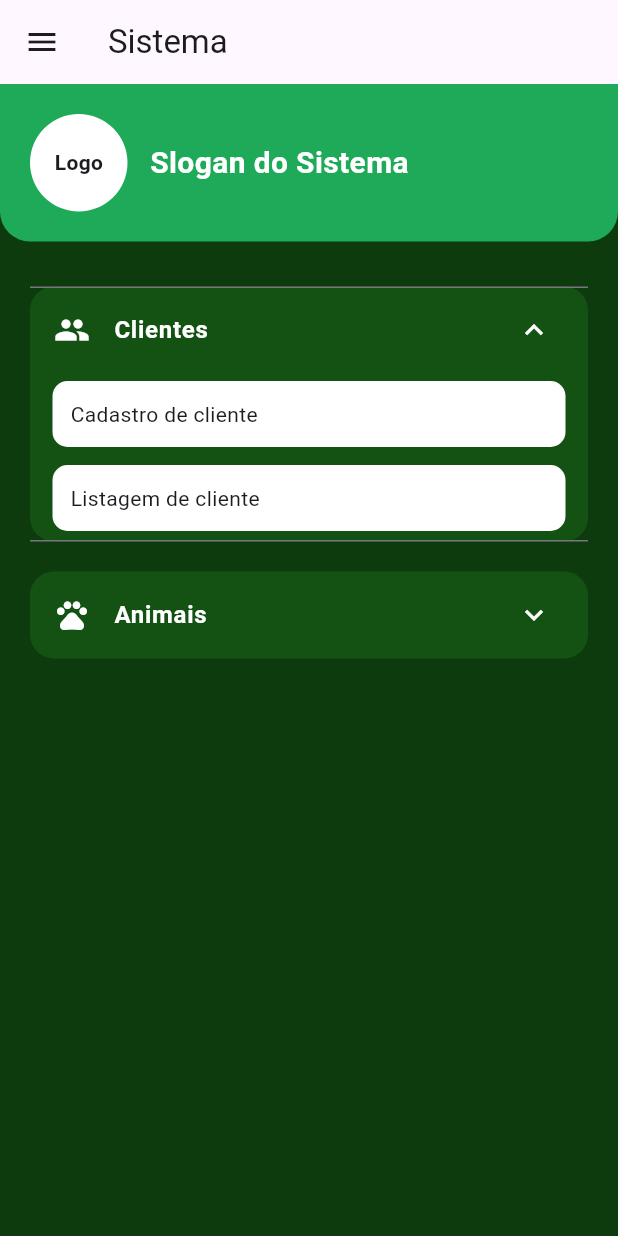
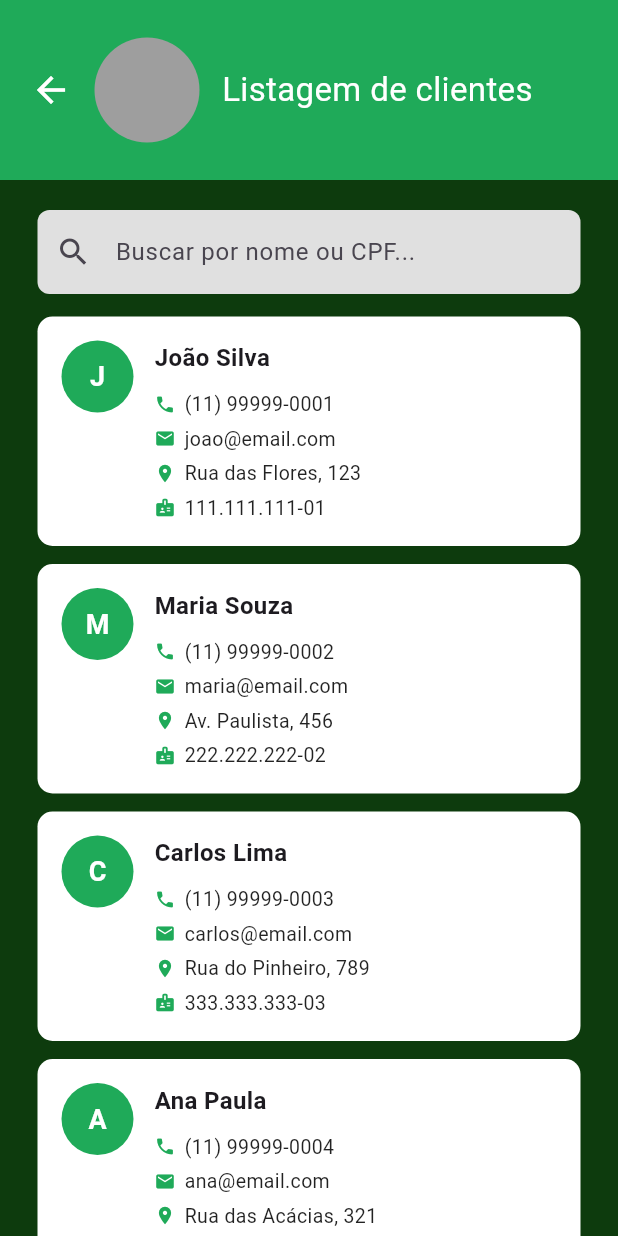
Before and after one commit to Muniz-Fer314159/CAC_Vet, a Flutter app: the HomePage widget shown alone on an empty page, opened directly, after a tap on "Clientes", after a tap on "Listagem de cliente", on a phone screen of 412 x 824 dp. Run offline on Flutter 3.47's test engine with Material 3 defaults, Android fonts, the phone set to English and light mode, and no system bars.

Commit message:
feat: adiciona telas de listagem de clientes e animais

```diff
--- a/lib/screens/home_page.dart
+++ b/lib/screens/home_page.dart
@@ -1,3 +1,5 @@
+import 'listagem_cli_page.dart';
+import 'listagem_ani_page.dart';
 import 'package:anchieta_flutter_todo/screens/cadastro_ani_page.dart';
 import 'package:anchieta_flutter_todo/screens/cadastro_cli_page.dart';
 import 'package:flutter/material.dart';
@@ -137,6 +139,25 @@ class HomePage extends StatelessWidget {
               ),
             );
           }
+
+          if (texto == "Listagem de cliente") {
+            Navigator.push(
+              context,
+              MaterialPageRoute(
+                builder: (_) => const ListagemClientePage(),
+              ),
+            );
+          }
+
+          if (texto == "Listagem de animais") {
+            Navigator.push(
+              context,
+              MaterialPageRoute(
+                builder: (_) => const ListagemAnimalPage(),
+              ),
+            );
+          }
+
         },
         child: Container(
           width: double.infinity,
--- /dev/null
+++ b/lib/screens/listagem_cli_page.dart
@@ -0,0 +1,228 @@
+import 'package:flutter/material.dart';
+
+class ListagemClientePage extends StatefulWidget {
+  const ListagemClientePage({super.key});
+
+  @override
+  State<ListagemClientePage> createState() => _ListagemClientePageState();
+}
+
+class _ListagemClientePageState extends State<ListagemClientePage> {
+  final TextEditingController _buscaController = TextEditingController();
+
+  final List<Map<String, String>> _clientes = [
+    {
+      'nome': 'João Silva',
+      'telefone': '(11) 99999-0001',
+      'email': 'joao@email.com',
+      'endereco': 'Rua das Flores, 123',
+      'cpf': '111.111.111-01',
+    },
+    {
+      'nome': 'Maria Souza',
+      'telefone': '(11) 99999-0002',
+      'email': 'maria@email.com',
+      'endereco': 'Av. Paulista, 456',
+      'cpf': '222.222.222-02',
+    },
+    {
+      'nome': 'Carlos Lima',
+      'telefone': '(11) 99999-0003',
+      'email': 'carlos@email.com',
+      'endereco': 'Rua do Pinheiro, 789',
+      'cpf': '333.333.333-03',
+    },
+    {
+      'nome': 'Ana Paula',
+      'telefone': '(11) 99999-0004',
+      'email': 'ana@email.com',
+      'endereco': 'Rua das Acácias, 321',
+      'cpf': '444.444.444-04',
+    },
+    {
+      'nome': 'Roberto Ferreira',
+      'telefone': '(11) 99999-0005',
+      'email': 'roberto@email.com',
+      'endereco': 'Av. Brasil, 654',
+      'cpf': '555.555.555-05',
+    },
+  ];
+
+  List<Map<String, String>> _clientesFiltrados = [];
+
+  @override
+  void initState() {
+    super.initState();
+    _clientesFiltrados = List.from(_clientes);
+  }
+
+  void _filtrar(String texto) {
+    setState(() {
+      _clientesFiltrados = _clientes
+          .where((c) =>
+              c['nome']!.toLowerCase().contains(texto.toLowerCase()) ||
+              c['cpf']!.contains(texto))
+          .toList();
+    });
+  }
+
+  @override
+  Widget build(BuildContext context) {
+    return Scaffold(
+      body: Container(
+        color: const Color(0xFF0D3B0D),
+        child: Column(
+          children: [
+            _topo(context, "Listagem de clientes"),
+            const SizedBox(height: 20),
+            _campoBusca(),
+            const SizedBox(height: 10),
+            Expanded(child: _lista()),
+          ],
+        ),
+      ),
+    );
+  }
+
+  Widget _topo(BuildContext context, String titulo) {
+    return Container(
+      width: double.infinity,
+      padding: const EdgeInsets.symmetric(horizontal: 20, vertical: 25),
+      decoration: const BoxDecoration(
+        color: Color(0xFF1FAA59),
+      ),
+      child: Row(
+        children: [
+          GestureDetector(
+            onTap: () => Navigator.pop(context),
+            child: const Icon(Icons.arrow_back, color: Colors.white, size: 28),
+          ),
+          const SizedBox(width: 15),
+          Container(
+            width: 70,
+            height: 70,
+            decoration: const BoxDecoration(
+              shape: BoxShape.circle,
+              color: Colors.grey,
+            ),
+          ),
+          const SizedBox(width: 15),
+          Text(
+            titulo,
+            style: const TextStyle(
+              fontSize: 22,
+              color: Colors.white,
+            ),
+          ),
+        ],
+      ),
+    );
+  }
+
+  Widget _campoBusca() {
+    return Padding(
+      padding: const EdgeInsets.symmetric(horizontal: 25),
+      child: TextField(
+        controller: _buscaController,
+        onChanged: _filtrar,
+        decoration: InputDecoration(
+          filled: true,
+          fillColor: Colors.grey[300],
+          hintText: 'Buscar por nome ou CPF...',
+          prefixIcon: const Icon(Icons.search),
+          border: OutlineInputBorder(
+            borderRadius: BorderRadius.circular(8),
+            borderSide: BorderSide.none,
+          ),
+        ),
+      ),
+    );
+  }
+
+  Widget _lista() {
+    if (_clientesFiltrados.isEmpty) {
+      return const Center(
+        child: Text(
+          'Nenhum cliente encontrado.',
+          style: TextStyle(color: Colors.white70),
+        ),
+      );
+    }
+
+    return ListView.builder(
+      padding: const EdgeInsets.symmetric(horizontal: 25, vertical: 5),
+      itemCount: _clientesFiltrados.length,
+      itemBuilder: (context, index) {
+        return _card(_clientesFiltrados[index]);
+      },
+    );
+  }
+
+  Widget _card(Map<String, String> cliente) {
+    return Container(
+      margin: const EdgeInsets.only(bottom: 12),
+      decoration: BoxDecoration(
+        color: Colors.white,
+        borderRadius: BorderRadius.circular(10),
+      ),
+      child: Padding(
+        padding: const EdgeInsets.all(16),
+        child: Row(
+          crossAxisAlignment: CrossAxisAlignment.start,
+          children: [
+            CircleAvatar(
+              backgroundColor: const Color(0xFF1FAA59),
+              radius: 24,
+              child: Text(
+                cliente['nome']![0],
+                style: const TextStyle(
+                  color: Colors.white,
+                  fontWeight: FontWeight.bold,
+                  fontSize: 18,
+                ),
+              ),
+            ),
+            const SizedBox(width: 14),
+            Expanded(
+              child: Column(
+                crossAxisAlignment: CrossAxisAlignment.start,
+                children: [
+                  Text(
+                    cliente['nome']!,
+                    style: const TextStyle(
+                      fontWeight: FontWeight.bold,
+                      fontSize: 16,
+                    ),
+                  ),
+                  const SizedBox(height: 6),
+                  _infoLinha(Icons.phone, cliente['telefone']!),
+                  _infoLinha(Icons.email, cliente['email']!),
+                  _infoLinha(Icons.location_on, cliente['endereco']!),
+                  _infoLinha(Icons.badge, cliente['cpf']!),
+                ],
+              ),
+            ),
+          ],
+        ),
+      ),
+    );
+  }
+
+  Widget _infoLinha(IconData icone, String texto) {
+    return Padding(
+      padding: const EdgeInsets.only(top: 4),
+      child: Row(
+        children: [
+          Icon(icone, size: 14, color: const Color(0xFF1FAA59)),
+          const SizedBox(width: 6),
+          Expanded(
+            child: Text(
+              texto,
+              style: const TextStyle(fontSize: 13, color: Colors.black87),
+            ),
+          ),
+        ],
+      ),
+    );
+  }
+}
```
Also changed, not shown: lib/screens/listagem_ani_page.dart (added, +237 -0 lines).
